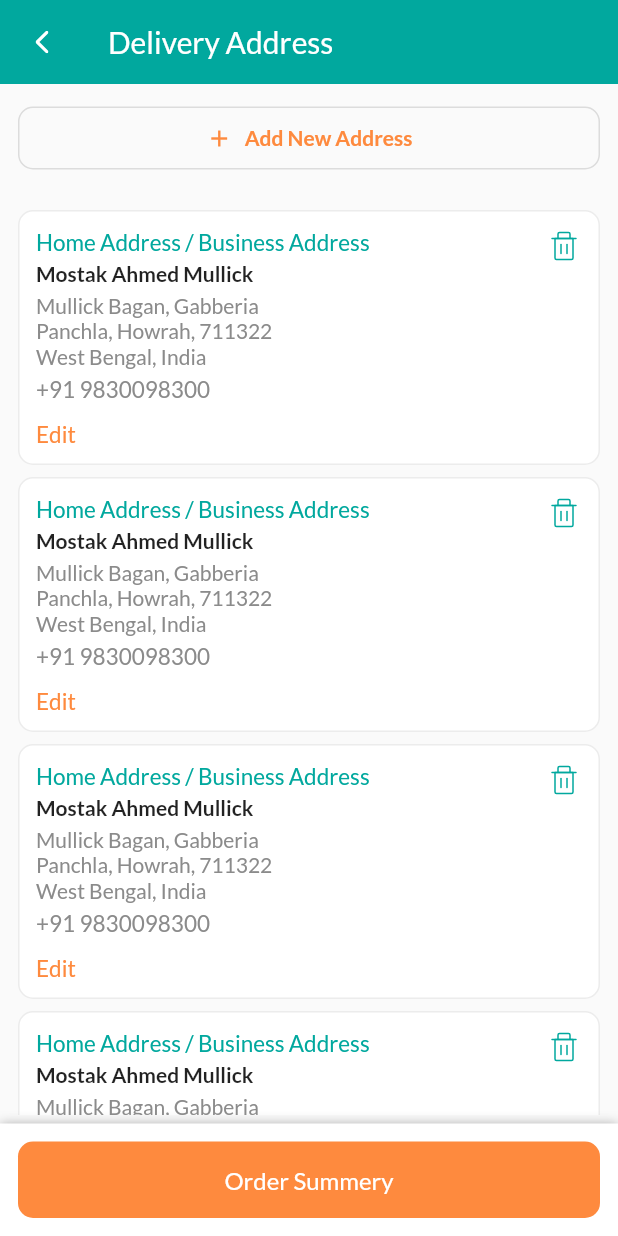
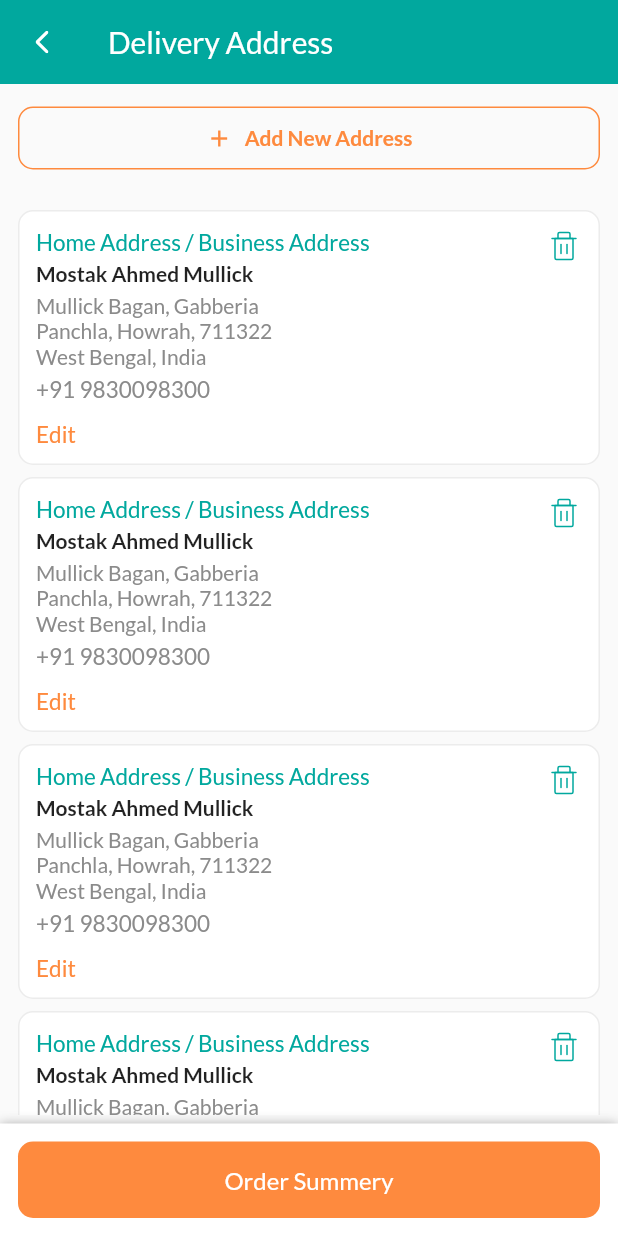
Before and after one commit to mostakahmedmullick/ecom_app, a Flutter app: the CheckoutAddress screen opened directly, on a phone screen of 412 x 824 dp. Run offline on Flutter 3.47's test engine with Material 2 defaults, Android fonts, the phone set to English and light mode, and no system bars; our stand-ins replace badges, carousel_slider, flutter_rating_bar, flutter_svg, google_fonts; network calls fail.

Commit message:
dorber done

```diff
--- a/lib/screens/checkout/checkout_address.dart
+++ b/lib/screens/checkout/checkout_address.dart
@@ -99,13 +99,13 @@ class _CheckoutAddressState extends State<CheckoutAddress> {
             fontWeight: FontWeight.w600,
           ),
         ),
-        style: ElevatedButton.styleFrom(
+        style: OutlinedButton.styleFrom(
           elevation: 0.0,
           shape: RoundedRectangleBorder(
             borderRadius: BorderRadius.circular(10.0),
-            side: BorderSide(
-              color: AppColorConstants.secondaryColor,
-            ),
+          ),
+          side: BorderSide(
+            color: AppColorConstants.secondaryColor,
           ),
           padding: const EdgeInsets.symmetric(vertical: 12.0, horizontal: 12.0),
         ),
```
